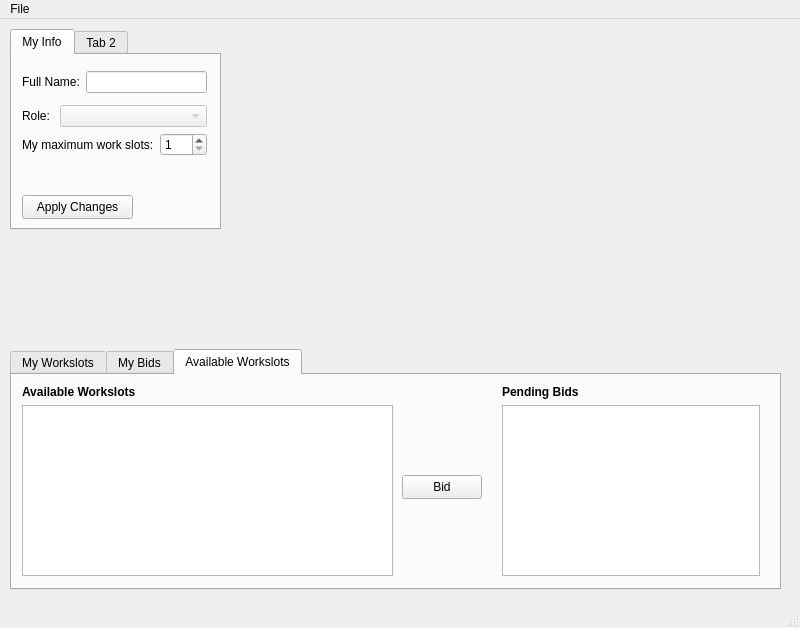
This is QtCafeWorkforceManager/CafeStaffWindow.ui in wreathe-unreal/CSIT314-Project as Qt 5 draws it before an edit. The edited form follows.
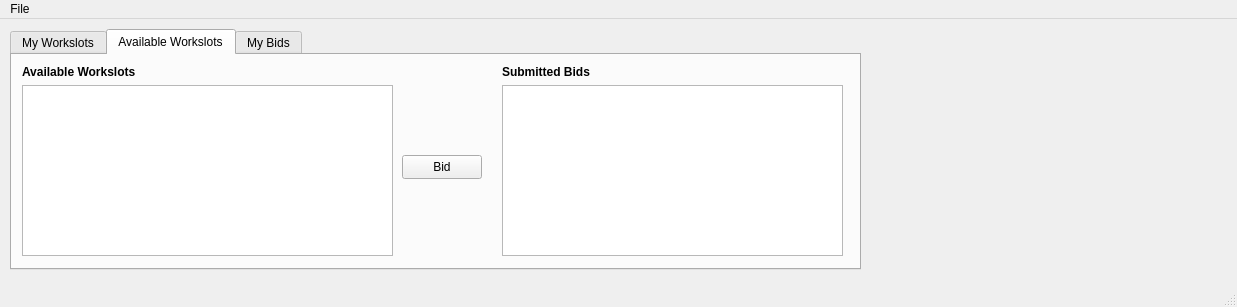
This is the edited form. The open tabs and pages were chosen to show the change. Icons and pictures are not drawn.

Commit message: Pending Bids

The edit to the form file:
```diff
--- a/QtCafeWorkforceManager/CafeStaffWindow.ui
+++ b/QtCafeWorkforceManager/CafeStaffWindow.ui
@@ -6,8 +6,8 @@
    <rect>
     <x>0</x>
     <y>0</y>
-    <width>800</width>
-    <height>628</height>
+    <width>1237</width>
+    <height>307</height>
    </rect>
   </property>
   <property name="windowTitle">
@@ -18,8 +18,8 @@
     <property name="geometry">
      <rect>
       <x>10</x>
-      <y>330</y>
-      <width>771</width>
+      <y>10</y>
+      <width>851</width>
       <height>241</height>
      </rect>
     </property>
@@ -72,195 +72,10 @@
        </item>
       </layout>
      </widget>
-    </widget>
-    <widget class="QWidget" name="tab_2">
-     <attribute name="title">
-      <string>My Bids</string>
-     </attribute>
      <widget class="QWidget" name="layoutWidget">
       <property name="geometry">
        <rect>
-        <x>10</x>
-        <y>10</y>
-        <width>741</width>
-        <height>191</height>
-       </rect>
-      </property>
-      <layout class="QHBoxLayout" name="horizontalLayout">
-       <item>
-        <layout class="QVBoxLayout" name="verticalLayout">
-         <item>
-          <widget class="QLabel" name="label">
-           <property name="font">
-            <font>
-             <bold>true</bold>
-            </font>
-           </property>
-           <property name="text">
-            <string>Pending Bids</string>
-           </property>
-          </widget>
-         </item>
-         <item>
-          <widget class="QTableWidget" name="pendingTable"/>
-         </item>
-        </layout>
-       </item>
-       <item>
-        <layout class="QVBoxLayout" name="verticalLayout_2">
-         <item>
-          <widget class="QLabel" name="label_2">
-           <property name="font">
-            <font>
-             <bold>true</bold>
-            </font>
-           </property>
-           <property name="text">
-            <string>Approved Bids</string>
-           </property>
-          </widget>
-         </item>
-         <item>
-          <widget class="QTableWidget" name="approvedTable">
-           <property name="enabled">
-            <bool>false</bool>
-           </property>
-          </widget>
-         </item>
-        </layout>
-       </item>
-       <item>
-        <layout class="QVBoxLayout" name="verticalLayout_3">
-         <item>
-          <widget class="QLabel" name="label_3">
-           <property name="font">
-            <font>
-             <bold>true</bold>
-            </font>
-           </property>
-           <property name="text">
-            <string>Rejected Bids</string>
-           </property>
-          </widget>
-         </item>
-         <item>
-          <widget class="QTableWidget" name="rejectedTable">
-           <property name="enabled">
-            <bool>false</bool>
-           </property>
-          </widget>
-         </item>
-        </layout>
-       </item>
-      </layout>
-     </widget>
-    </widget>
-    <widget class="QWidget" name="tab_3">
-     <attribute name="title">
-      <string>Available Workslots</string>
-     </attribute>
-     <widget class="QPushButton" name="pushButton">
-      <property name="geometry">
-       <rect>
-        <x>390</x>
-        <y>100</y>
-        <width>80</width>
-        <height>24</height>
-       </rect>
-      </property>
-      <property name="text">
-       <string>Bid</string>
-      </property>
-     </widget>
-     <widget class="QWidget" name="layoutWidget_2">
-      <property name="geometry">
-       <rect>
-        <x>490</x>
-        <y>10</y>
-        <width>258</width>
-        <height>191</height>
-       </rect>
-      </property>
-      <layout class="QVBoxLayout" name="verticalLayout_7">
-       <item>
-        <widget class="QLabel" name="label_8">
-         <property name="font">
-          <font>
-           <bold>true</bold>
-          </font>
-         </property>
-         <property name="text">
-          <string>Pending Bids</string>
-         </property>
-        </widget>
-       </item>
-       <item>
-        <widget class="QTableWidget" name="pendingTable_2"/>
-       </item>
-      </layout>
-     </widget>
-     <widget class="QWidget" name="">
-      <property name="geometry">
-       <rect>
-        <x>10</x>
-        <y>10</y>
-        <width>371</width>
-        <height>191</height>
-       </rect>
-      </property>
-      <layout class="QVBoxLayout" name="verticalLayout_8">
-       <item>
-        <widget class="QLabel" name="label_9">
-         <property name="font">
-          <font>
-           <bold>true</bold>
-          </font>
-         </property>
-         <property name="text">
-          <string>Available Workslots</string>
-         </property>
-        </widget>
-       </item>
-       <item>
-        <widget class="QTableWidget" name="availableTable"/>
-       </item>
-      </layout>
-     </widget>
-    </widget>
-   </widget>
-   <widget class="QTabWidget" name="tabWidget_2">
-    <property name="geometry">
-     <rect>
-      <x>10</x>
-      <y>10</y>
-      <width>211</width>
-      <height>201</height>
-     </rect>
-    </property>
-    <property name="currentIndex">
-     <number>0</number>
-    </property>
-    <widget class="QWidget" name="tab_4">
-     <attribute name="title">
-      <string>My Info</string>
-     </attribute>
-     <widget class="QPushButton" name="editInfoButton">
-      <property name="geometry">
-       <rect>
-        <x>10</x>
-        <y>140</y>
-        <width>111</width>
-        <height>24</height>
-       </rect>
-      </property>
-      <property name="text">
-       <string>Apply Changes</string>
-      </property>
-     </widget>
-     <widget class="QWidget" name="layoutWidget">
-      <property name="geometry">
-       <rect>
-        <x>10</x>
+        <x>650</x>
         <y>10</y>
         <width>185</width>
         <height>97</height>
@@ -333,12 +148,193 @@
        </item>
       </layout>
      </widget>
+     <widget class="QPushButton" name="editInfoButton">
+      <property name="geometry">
+       <rect>
+        <x>720</x>
+        <y>120</y>
+        <width>111</width>
+        <height>24</height>
+       </rect>
+      </property>
+      <property name="text">
+       <string>Apply Changes</string>
+      </property>
+     </widget>
     </widget>
-    <widget class="QWidget" name="tab_5">
+    <widget class="QWidget" name="tab_3">
      <attribute name="title">
-      <string>Tab 2</string>
+      <string>Available Workslots</string>
      </attribute>
+     <widget class="QPushButton" name="bidButton">
+      <property name="geometry">
+       <rect>
+        <x>390</x>
+        <y>100</y>
+        <width>80</width>
+        <height>24</height>
+       </rect>
+      </property>
+      <property name="text">
+       <string>Bid</string>
+      </property>
+     </widget>
+     <widget class="QWidget" name="layoutWidget_2">
+      <property name="geometry">
+       <rect>
+        <x>490</x>
+        <y>10</y>
+        <width>341</width>
+        <height>191</height>
+       </rect>
+      </property>
+      <layout class="QVBoxLayout" name="verticalLayout_7">
+       <item>
+        <widget class="QLabel" name="label_8">
+         <property name="font">
+          <font>
+           <bold>true</bold>
+          </font>
+         </property>
+         <property name="text">
+          <string>Submitted Bids</string>
+         </property>
+        </widget>
+       </item>
+       <item>
+        <widget class="QTableWidget" name="submittedTable"/>
+       </item>
+      </layout>
+     </widget>
+     <widget class="QWidget" name="layoutWidget">
+      <property name="geometry">
+       <rect>
+        <x>10</x>
+        <y>10</y>
+        <width>371</width>
+        <height>191</height>
+       </rect>
+      </property>
+      <layout class="QVBoxLayout" name="verticalLayout_8">
+       <item>
+        <widget class="QLabel" name="label_9">
+         <property name="font">
+          <font>
+           <bold>true</bold>
+          </font>
+         </property>
+         <property name="text">
+          <string>Available Workslots</string>
+         </property>
+        </widget>
+       </item>
+       <item>
+        <widget class="QTableWidget" name="availableTable"/>
+       </item>
+      </layout>
+     </widget>
     </widget>
+    <widget class="QWidget" name="tab_2">
+     <attribute name="title">
+      <string>My Bids</string>
+     </attribute>
+     <widget class="QWidget" name="layoutWidget">
+      <property name="geometry">
+       <rect>
+        <x>10</x>
+        <y>10</y>
+        <width>831</width>
+        <height>191</height>
+       </rect>
+      </property>
+      <layout class="QHBoxLayout" name="horizontalLayout">
+       <item>
+        <layout class="QVBoxLayout" name="verticalLayout">
+         <item>
+          <widget class="QLabel" name="label">
+           <property name="font">
+            <font>
+             <bold>true</bold>
+            </font>
+           </property>
+           <property name="text">
+            <string>Pending Bids</string>
+           </property>
+          </widget>
+         </item>
+         <item>
+          <widget class="QTableWidget" name="pendingTable"/>
+         </item>
+        </layout>
+       </item>
+       <item>
+        <layout class="QVBoxLayout" name="verticalLayout_2">
+         <item>
+          <widget class="QLabel" name="label_2">
+           <property name="font">
+            <font>
+             <bold>true</bold>
+            </font>
+           </property>
+           <property name="text">
+            <string>Approved Bids</string>
+           </property>
+          </widget>
+         </item>
+         <item>
+          <widget class="QTableWidget" name="approvedTable">
+           <property name="enabled">
+            <bool>false</bool>
+           </property>
+          </widget>
+         </item>
+        </layout>
+       </item>
+       <item>
+        <layout class="QVBoxLayout" name="verticalLayout_3">
+         <item>
+          <widget class="QLabel" name="label_3">
+           <property name="font">
+            <font>
+             <bold>true</bold>
+            </font>
+           </property>
+           <property name="text">
+            <string>Rejected Bids</string>
+           </property>
+          </widget>
+         </item>
+         <item>
+          <widget class="QTableWidget" name="rejectedTable">
+           <property name="enabled">
+            <bool>false</bool>
+           </property>
+          </widget>
+         </item>
+        </layout>
+       </item>
+      </layout>
+     </widget>
+    </widget>
+   </widget>
+   <widget class="QLabel" name="label_10">
+    <property name="geometry">
+     <rect>
+      <x>890</x>
+      <y>30</y>
+      <width>311</width>
+      <height>211</height>
+     </rect>
+    </property>
+    <property name="text">
+     <string/>
+    </property>
+    <property name="pixmap">
+     <pixmap resource="CafeResources.qrc">:/content/Copy of Untitled.png</pixmap>
+    </property>
+    <property name="scaledContents">
+     <bool>true</bool>
+    </property>
    </widget>
   </widget>
   <widget class="QMenuBar" name="menubar">
@@ -346,7 +342,7 @@
     <rect>
      <x>0</x>
      <y>0</y>
-     <width>800</width>
+     <width>1237</width>
      <height>21</height>
     </rect>
    </property>
```
Left out of the diff: 8 changed lines with no effect on the pictures. The commit also changes 15 other files.
